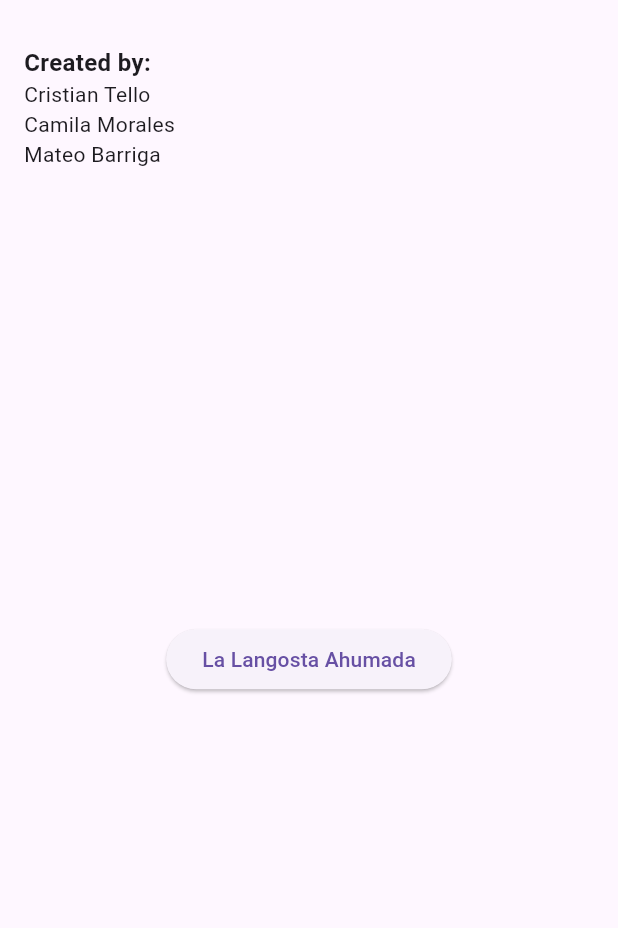
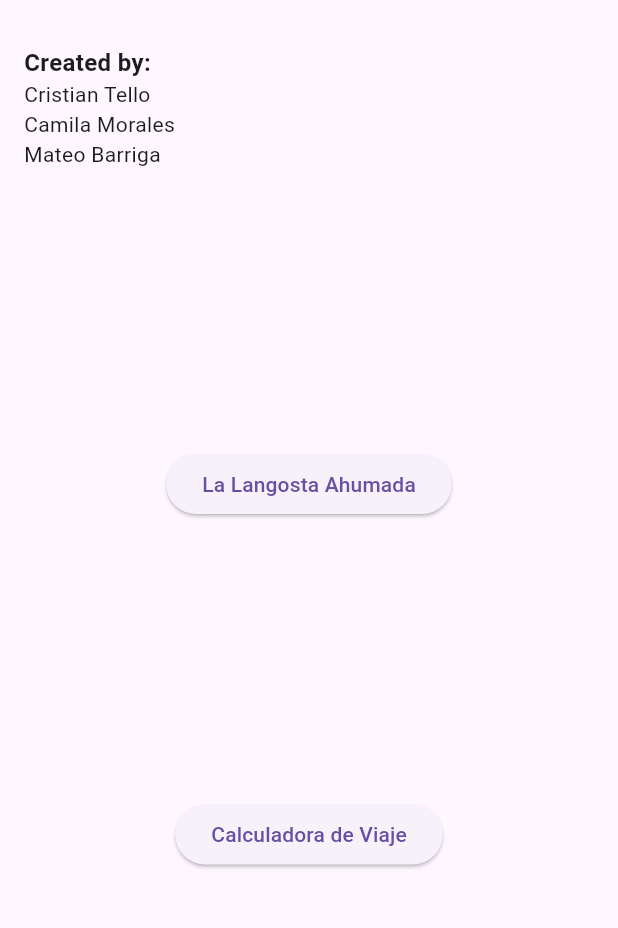
Before and after one commit to TelloCristian98/ejercicios-basicos, a Flutter app: the screen it shows after launch, on a phone screen of 412 x 824 dp, the part 63-991 px from its top. Run offline on Flutter 3.47's test engine with Material 3 defaults, Android fonts, the phone set to English and light mode, and no system bars.

Commit message:
Ejercicio 3

```diff
--- a/lib/main.dart
+++ b/lib/main.dart
@@ -1,5 +1,6 @@
 import 'package:flutter/material.dart';
 import 'Pages/InputFormPage.dart';
+import 'Pages/CaculadoraViaje.dart'; // Importa tu clase CalculadoraViaje
 
 void main() {
   runApp(MyApp());
@@ -47,7 +48,7 @@
               'Mateo Barriga',
               style: TextStyle(fontSize: 14.0),
             ),
-            const Spacer(), // Add a spacer to push the button to the center
+            const Spacer(),
             Center(
               child: ElevatedButton(
                 onPressed: () {
@@ -59,7 +60,21 @@
                 child: const Text('La Langosta Ahumada'),
               ),
             ),
-            const Spacer(), // Add a spacer to push the button to the center
+
+            //Ejercicio 3
+            const Spacer(),
+            Center(
+              child: ElevatedButton(
+                onPressed: () {
+                  Navigator.push(
+                    context,
+                    MaterialPageRoute(builder: (context) => CalculadoraViaje()),
+                  );
+                },
+                child: const Text('Calculadora de Viaje'),
+              ),
+            ),
+            const Spacer(),
           ],
         ),
       ),
```
Also changed, not shown: lib/Pages/CaculadoraViaje.dart (added, +80 -0 lines), lib/Pages/Exercise3.dart (deleted).
